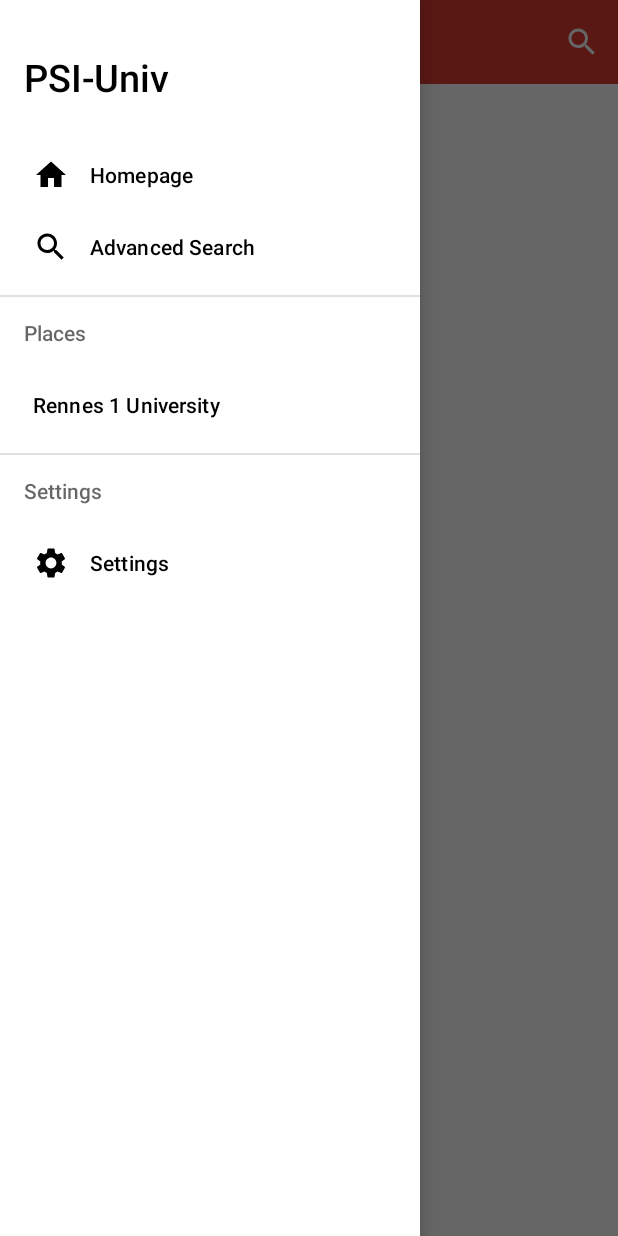
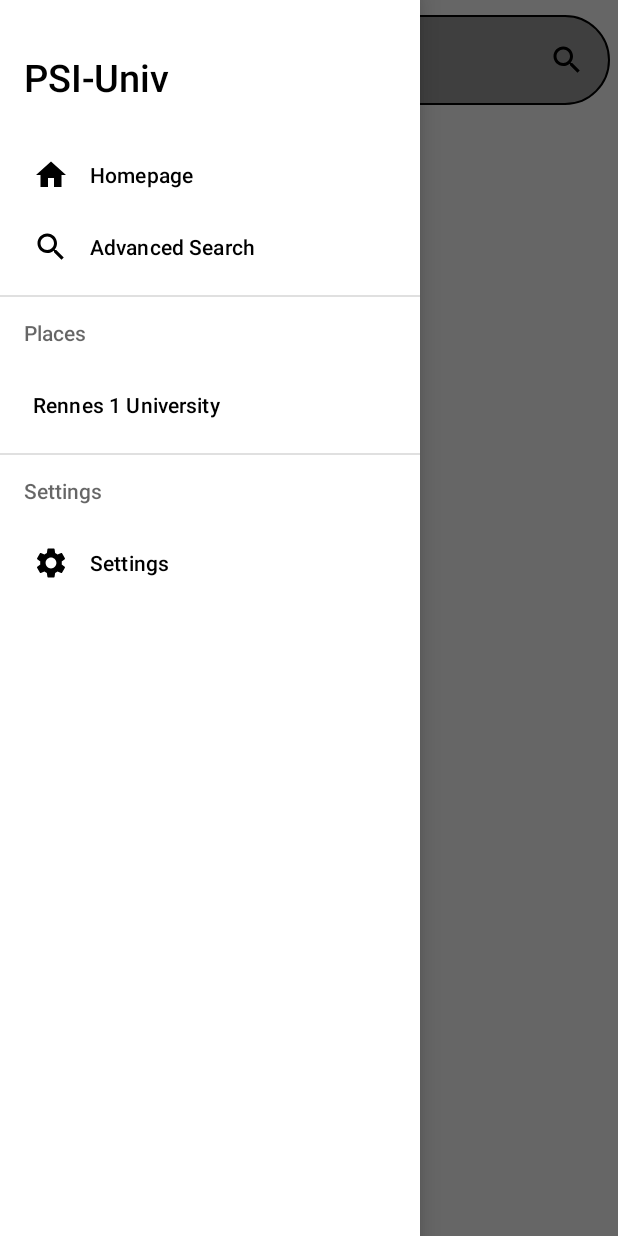
Before and after one commit to RealHephaistos/PSI-Univ, an Android app: the screen it shows after launch (MainActivity), with the side drawer open, on a phone screen of 412 x 824 dp. Run offline under Robolectric (Android 15) with nearby library versions, the light colour scheme and no system bars.

Commit message:
Changement barre de recherche accueil

```diff
--- a/app/src/main/java/com/example/psi_univ/ui/activities/SettingsActivity.java
+++ b/app/src/main/java/com/example/psi_univ/ui/activities/SettingsActivity.java
@@ -3,6 +3,8 @@
 import androidx.appcompat.app.AppCompatActivity;
 import androidx.appcompat.widget.Toolbar;
 
+import android.content.SharedPreferences;
+import android.content.res.Configuration;
 import android.os.Bundle;
 import android.preference.ListPreference;
 import android.preference.Preference;
@@ -14,11 +16,13 @@
 import com.example.psi_univ.R;
 import com.example.psi_univ.ui.fragments.SettingsFragment;
 
+import java.util.Locale;
 
 
 public class SettingsActivity extends AppCompatActivity {
 
     private Toolbar toolbar;
+
     @Override
     protected void onCreate(Bundle savedInstanceState) {
         super.onCreate(savedInstanceState);
@@ -32,17 +36,37 @@
         toolbar.setNavigationOnClickListener(new View.OnClickListener() {
             @Override
             public void onClick(View v) {
+                SharedPreferences sharedPreferences = PreferenceManager.getDefaultSharedPreferences(getBaseContext());
+                if (sharedPreferences.getString("key_language", "").compareTo("FRE") == 0) {
+                    Toast.makeText(getApplicationContext(), sharedPreferences.getString("key_language", ""), Toast.LENGTH_SHORT).show();
+                    setLocal("fr");
+                }
+                if (sharedPreferences.getString("key_language", "").compareTo("ENG") == 0) {
+                    Toast.makeText(getApplicationContext(), sharedPreferences.getString("key_language", ""), Toast.LENGTH_SHORT).show();
+                    setLocal("en");
+                }
                 onBackPressed();
             }
         });
 
         if (findViewById(R.id.settings_container) != null) {
-            if (savedInstanceState != null){
+            if (savedInstanceState != null) {
                 return;
             }
 
             getFragmentManager().beginTransaction().add(R.id.settings_container, new SettingsFragment()).commit();
         }
+
+
+    }
+
+    private void setLocal(String lang) {
+        Locale locale = new Locale(lang);
+        Locale.setDefault(locale);
+        Configuration config = getBaseContext().getResources().getConfiguration();
+        config.setLocale(locale);
+        getBaseContext().getResources().updateConfiguration(config,
+                getBaseContext().getResources().getDisplayMetrics());
     }
 
 }
--- a/app/src/main/java/com/example/psi_univ/ui/fragments/SettingsFragment.java
+++ b/app/src/main/java/com/example/psi_univ/ui/fragments/SettingsFragment.java
@@ -38,12 +38,7 @@
                 int index = listPreference.findIndexOfValue(value);
                 preference.setSummary(listPreference.getEntries()[index]);
             }
-            SharedPreferences sharedPreferences = PreferenceManager.getDefaultSharedPreferences(preference.getContext());
-            if (sharedPreferences.getString("key_language","").compareTo("FRE")==0){
-                Toast.makeText(getContext(), sharedPreferences.getString("key_language",""), Toast.LENGTH_SHORT).show();
 
-                setLocal("fr");
-            }
 
             return true;
         }
--- /dev/null
+++ b/app/src/main/res/drawable/background_toolbar.xml
@@ -0,0 +1,17 @@
+<?xml version="1.0" encoding="utf-8"?>
+<shape xmlns:android="http://schemas.android.com/apk/res/android">
+    <stroke
+        android:width="1dp"
+        android:color="@color/black" />
+
+    <solid android:color="@color/rennes_gray3" />
+
+
+    <padding
+        android:bottom="5dp"
+        android:left="5dp"
+        android:right="5dp"
+        android:top="5dp" />
+
+    <corners android:radius="50dp" />
+</shape>
--- a/app/src/main/res/drawable/ic_baseline_advanced_search_24.xml
+++ b/app/src/main/res/drawable/ic_baseline_advanced_search_24.xml
@@ -1,4 +1,4 @@
-<vector android:height="24dp" android:tint="#E03C31"
+<vector android:height="24dp" android:tint="@color/black"
     android:viewportHeight="24" android:viewportWidth="24"
     android:width="24dp" xmlns:android="http://schemas.android.com/apk/res/android">
     <path android:fillColor="@android:color/white" android:pathData="M15.5,14h-0.79l-0.28,-0.27C15.41,12.59 16,11.11 16,9.5 16,5.91 13.09,3 9.5,3S3,5.91 3,9.5 5.91,16 9.5,16c1.61,0 3.09,-0.59 4.23,-1.57l0.27,0.28v0.79l5,4.99L20.49,19l-4.99,-5zM9.5,14C7.01,14 5,11.99 5,9.5S7.01,5 9.5,5 14,7.01 14,9.5 11.99,14 9.5,14z"/>
--- a/app/src/main/res/drawable/ic_baseline_menu_24.xml
+++ b/app/src/main/res/drawable/ic_baseline_menu_24.xml
@@ -1,4 +1,4 @@
-<vector android:height="24dp" android:tint="#FFFFFF"
+<vector android:height="24dp" android:tint="@color/black"
     android:viewportHeight="24" android:viewportWidth="24"
     android:width="24dp" xmlns:android="http://schemas.android.com/apk/res/android">
     <path android:fillColor="@android:color/white" android:pathData="M3,18h18v-2L3,16v2zM3,13h18v-2L3,11v2zM3,6v2h18L21,6L3,6z"/>
--- a/app/src/main/res/drawable/ic_baseline_search_24.xml
+++ b/app/src/main/res/drawable/ic_baseline_search_24.xml
@@ -1,4 +1,4 @@
-<vector android:height="24dp" android:tint="#FFFFFF"
+<vector android:height="24dp" android:tint="@color/black"
     android:viewportHeight="24" android:viewportWidth="24"
     android:width="24dp" xmlns:android="http://schemas.android.com/apk/res/android">
     <path android:fillColor="@android:color/white" android:pathData="M15.5,14h-0.79l-0.28,-0.27C15.41,12.59 16,11.11 16,9.5 16,5.91 13.09,3 9.5,3S3,5.91 3,9.5 5.91,16 9.5,16c1.61,0 3.09,-0.59 4.23,-1.57l0.27,0.28v0.79l5,4.99L20.49,19l-4.99,-5zM9.5,14C7.01,14 5,11.99 5,9.5S7.01,5 9.5,5 14,7.01 14,9.5 11.99,14 9.5,14z"/>
--- a/app/src/main/res/layout/activity_main.xml
+++ b/app/src/main/res/layout/activity_main.xml
@@ -7,7 +7,7 @@
     android:layout_height="match_parent"
     android:fitsSystemWindows="true"
     tools:context=".ui.activities.MainActivity"
-    tools:openDrawer="start">
+    tools:openDrawer="end">
 
     <androidx.coordinatorlayout.widget.CoordinatorLayout
         android:layout_width="match_parent"
@@ -22,26 +22,28 @@
         <FrameLayout
             android:id="@+id/fragment_container"
             android:layout_width="match_parent"
-            android:layout_height="match_parent" />
+            android:layout_height="match_parent" >
 
             <com.google.android.material.appbar.AppBarLayout
                 android:layout_width="match_parent"
-            android:layout_height="wrap_content"
+                android:layout_height="60dp"
+                android:layout_marginLeft="5dp"
+                android:layout_marginTop="10dp"
+                android:layout_marginRight="5dp"
+                android:background="@drawable/background_toolbar"
                 app:liftOnScroll="true">
 
                 <com.google.android.material.appbar.MaterialToolbar
                     android:id="@+id/ToolBar"
-                style="@style/ThemeOverlay.MaterialComponents.Toolbar.Primary"
                     android:layout_width="match_parent"
-                android:layout_height="?android:attr/actionBarSize"
-                android:background="@color/rennes_red"
+                    android:layout_height="match_parent"
                     app:layout_scrollFlags="scroll|enterAlways|snap"
                     app:menu="@menu/top_app_bar"
                     app:navigationIcon="@drawable/ic_baseline_menu_24"
-                app:title="@string/ToolBar"
-                app:titleTextColor="@color/white" />
+                    />
 
             </com.google.android.material.appbar.AppBarLayout>
+        </FrameLayout>
 
 
     </androidx.coordinatorlayout.widget.CoordinatorLayout>
--- a/app/src/main/res/menu/top_app_bar.xml
+++ b/app/src/main/res/menu/top_app_bar.xml
@@ -1,5 +1,8 @@
 <menu xmlns:android="http://schemas.android.com/apk/res/android"
-    xmlns:app="http://schemas.android.com/apk/res-auto">
+    xmlns:app="http://schemas.android.com/apk/res-auto"
+    >
+
+
 
     <item
         android:id="@+id/top_app_search"
```
Lines whose indentation alone changed are shown as unchanged.
